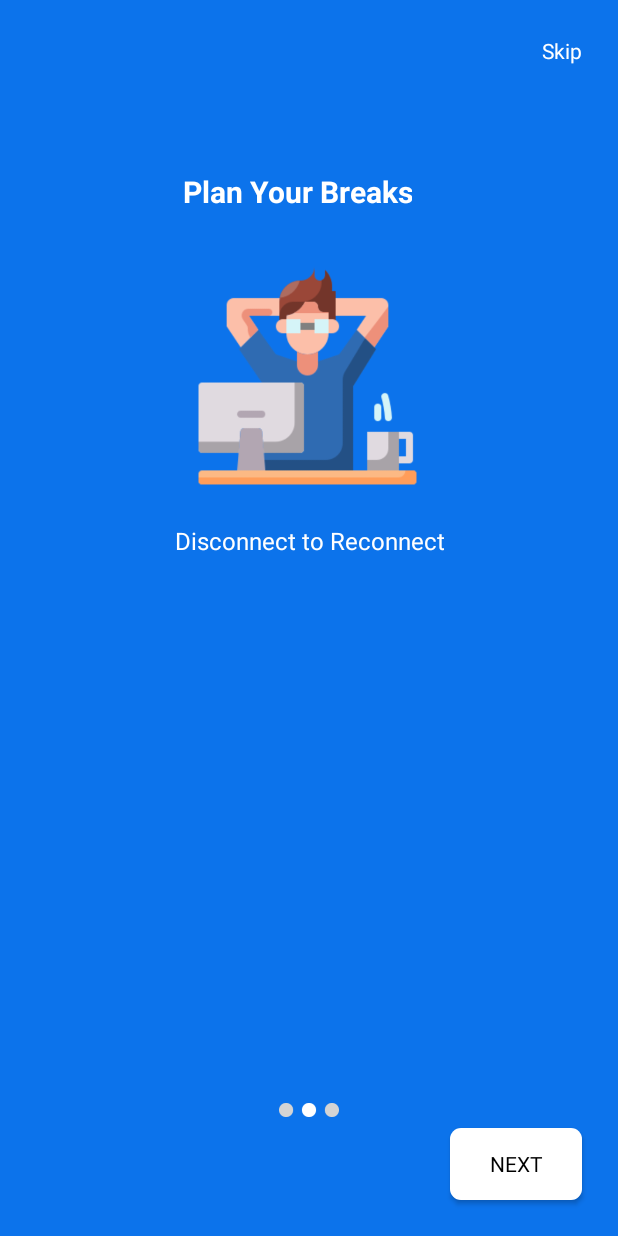
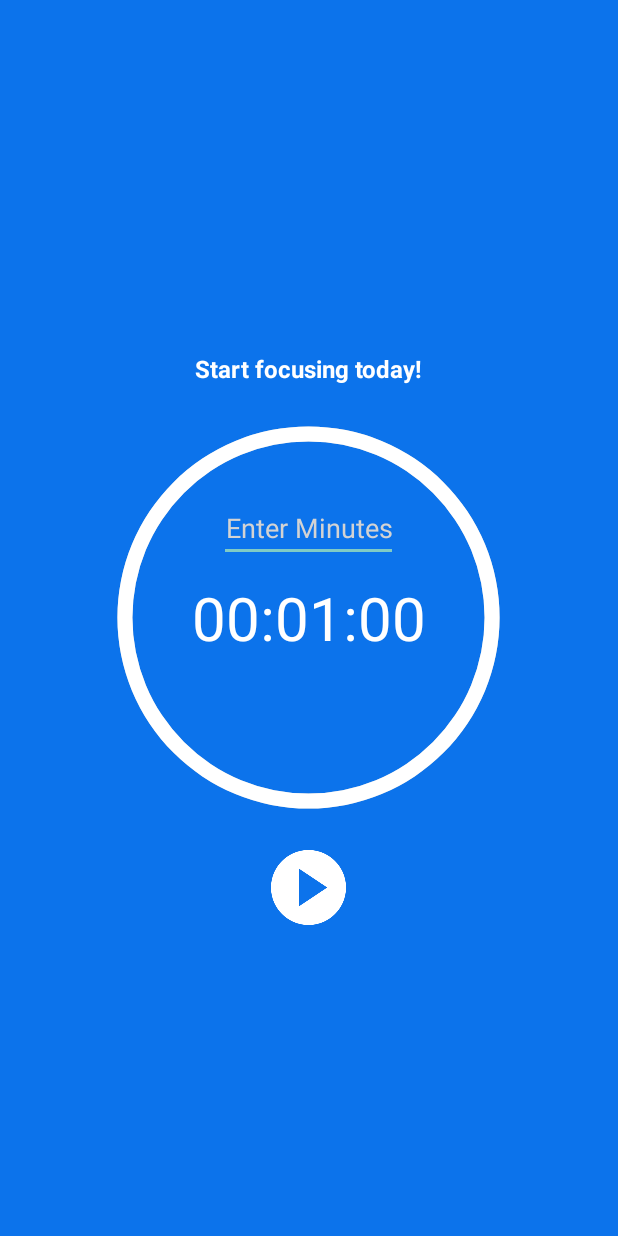
Before and after one commit to SayuriYuto/IOTSMARTSTAND, an Android app: the screen it shows after launch (landingpage2 before the commit, dashboard after it), after a tap on "Skip", on a phone screen of 412 x 824 dp. Run offline under Robolectric (Android 15) with nearby library versions, the phone set to English and light mode, and no system bars.

Commit message:
Dashboard Done

```diff
--- a/app/src/main/AndroidManifest.xml
+++ b/app/src/main/AndroidManifest.xml
@@ -23,6 +23,9 @@
             android:name=".LandingPage1"
             android:exported="false" />
         <activity
+            android:name=".dashboard"
+            android:exported="false" />
+        <activity
             android:name=".MainActivity"
             android:exported="true">
             <intent-filter>
--- a/app/src/main/java/com/example/smartstand/LandingPage1.java
+++ b/app/src/main/java/com/example/smartstand/LandingPage1.java
@@ -28,7 +28,7 @@ public class LandingPage1 extends AppCompatActivity {
         skip.setOnClickListener(new View.OnClickListener() {
             @Override
             public void onClick(View v) {
-                Intent intent=new Intent(getApplicationContext(),landingpage2.class);
+                Intent intent=new Intent(getApplicationContext(),dashboard.class);
                 startActivity(intent);
             }
         });
--- /dev/null
+++ b/app/src/main/java/com/example/smartstand/dashboard.java
@@ -0,0 +1,220 @@
+package com.example.smartstand;
+
+import android.os.Bundle;
+import android.os.CountDownTimer;
+import android.view.View;
+import android.widget.EditText;
+import android.widget.ImageView;
+import android.widget.ProgressBar;
+import android.widget.TextView;
+import android.widget.Toast;
+
+import androidx.appcompat.app.AppCompatActivity;
+
+import java.util.concurrent.TimeUnit;
+
+public class dashboard extends AppCompatActivity  {
+
+    private long timeCountInMilliSeconds = 1 * 60000;
+
+
+    private enum TimerStatus {
+        STARTED,
+        STOPPED
+    }
+
+    private TimerStatus timerStatus = TimerStatus.STOPPED;
+
+    private ProgressBar progressBarCircle;
+    private EditText editTextMinute;
+    private TextView textViewTime;
+    private ImageView imageViewReset;
+    private ImageView imageViewStartStop;
+    private CountDownTimer countDownTimer;
+    @Override
+    protected void onCreate(Bundle savedInstanceState) {
+        super.onCreate(savedInstanceState);
+        setContentView(R.layout.activity_dashboard);
+        // method call to initialize the views
+        initViews();
+        // method call to initialize the listeners
+        initListeners();
+
+    }
+    private void initViews() {
+        progressBarCircle = (ProgressBar) findViewById(R.id.progressBarCircle);
+        editTextMinute = (EditText) findViewById(R.id.editTextMinute);
+        textViewTime = (TextView) findViewById(R.id.textViewTime);
+        imageViewReset = (ImageView) findViewById(R.id.imageViewReset);
+        imageViewStartStop = (ImageView) findViewById(R.id.imageViewStartStop);
+    }
+
+    /**
+     * method to initialize the click listeners
+     */
+    private void initListeners() {
+        imageViewReset.setOnClickListener(this::onClick);
+        imageViewStartStop.setOnClickListener(this::onClick);
+    }
+
+    /**
+     * implemented method to listen clicks
+     *
+     * @param view
+     */
+    public void onClick(View view) {
+        switch (view.getId()) {
+            case R.id.imageViewReset:
+                reset();
+                break;
+            case R.id.imageViewStartStop:
+                startStop();
+                break;
+        }
+    }
+
+    /**
+     * method to reset count down timer
+     */
+    private void reset() {
+        stopCountDownTimer();
+        startCountDownTimer();
+    }
+
+
+    /**
+     * method to start and stop count down timer
+     */
+    private void startStop() {
+        if (timerStatus == TimerStatus.STOPPED) {
+
+            // call to initialize the timer values
+            setTimerValues();
+            // call to initialize the progress bar values
+            setProgressBarValues();
+            // showing the reset icon
+            imageViewReset.setVisibility(View.VISIBLE);
+            // changing play icon to stop icon
+            imageViewStartStop.setImageResource(R.drawable.icon_stop);
+            // making edit text not editable
+            if (editTextMinute.getText().toString().isEmpty()) {
+                editTextMinute.setEnabled(true);
+                editTextMinute.setVisibility(View.VISIBLE);
+            }
+            else{
+                editTextMinute.setEnabled(false);
+                editTextMinute.setVisibility(View.GONE);
+            }
+
+            // changing the timer status to started
+            timerStatus = TimerStatus.STARTED;
+            // call to start the count down timer
+            startCountDownTimer();
+
+        } else {
+
+            // hiding the reset icon
+            imageViewReset.setVisibility(View.GONE);
+            editTextMinute.setVisibility(View.VISIBLE);
+            // changing stop icon to start icon
+            imageViewStartStop.setImageResource(R.drawable.icon_start);
+            // making edit text editable
+            editTextMinute.setEnabled(true);
+            // changing the timer status to stopped
+            timerStatus = TimerStatus.STOPPED;
+            stopCountDownTimer();
+
+        }
+
+    }
+
+    /**
+     * method to initialize the values for count down timer
+     */
+    private void setTimerValues() {
+        int time = 0;
+        if (!editTextMinute.getText().toString().isEmpty()) {
+            // fetching value from edit text and type cast to integer
+            time = Integer.parseInt(editTextMinute.getText().toString().trim());
+        } else {
+            // toast message to fill edit text
+            Toast.makeText(getApplicationContext(), getString(R.string.message_minutes), Toast.LENGTH_LONG).show();
+        }
+        // assigning values after converting to milliseconds
+        timeCountInMilliSeconds = time * 60 * 1000;
+    }
+
+    /**
+     * method to start count down timer
+     */
+    private void startCountDownTimer() {
+
+        countDownTimer = new CountDownTimer(timeCountInMilliSeconds, 1000) {
+            @Override
+            public void onTick(long millisUntilFinished) {
+
+                textViewTime.setText(hmsTimeFormatter(millisUntilFinished));
+
+                progressBarCircle.setProgress((int) (millisUntilFinished / 1000));
+
+            }
+
+            @Override
+            public void onFinish() {
+
+                textViewTime.setText(hmsTimeFormatter(timeCountInMilliSeconds));
+                // call to initialize the progress bar values
+                setProgressBarValues();
+                // hiding the reset icon
+                imageViewReset.setVisibility(View.GONE);
+                // changing stop icon to start icon
+                imageViewStartStop.setImageResource(R.drawable.icon_start);
+                // making edit text editable
+                editTextMinute.setEnabled(true);
+                // changing the timer status to stopped
+                timerStatus = TimerStatus.STOPPED;
+            }
+
+        }.start();
+        countDownTimer.start();
+    }
+
+    /**
+     * method to stop count down timer
+     */
+    private void stopCountDownTimer() {
+        countDownTimer.cancel();
+    }
+
+    /**
+     * method to set circular progress bar values
+     */
+    private void setProgressBarValues() {
+
+        progressBarCircle.setMax((int) timeCountInMilliSeconds / 1000);
+        progressBarCircle.setProgress((int) timeCountInMilliSeconds / 1000);
+    }
+
+
+    /**
+     * method to convert millisecond to time format
+     *
+     * @param milliSeconds
+     * @return HH:mm:ss time formatted string
+     */
+    private String hmsTimeFormatter(long milliSeconds) {
+
+        String hms = String.format("%02d:%02d:%02d",
+                TimeUnit.MILLISECONDS.toHours(milliSeconds),
+                TimeUnit.MILLISECONDS.toMinutes(milliSeconds) - TimeUnit.HOURS.toMinutes(TimeUnit.MILLISECONDS.toHours(milliSeconds)),
+                TimeUnit.MILLISECONDS.toSeconds(milliSeconds) - TimeUnit.MINUTES.toSeconds(TimeUnit.MILLISECONDS.toMinutes(milliSeconds)));
+
+        return hms;
+
+
+    }
+
+
+
+
+}
--- a/app/src/main/java/com/example/smartstand/landingpage2.java
+++ b/app/src/main/java/com/example/smartstand/landingpage2.java
@@ -27,7 +27,7 @@ public class landingpage2 extends AppCompatActivity {
         skip.setOnClickListener(new View.OnClickListener() {
             @Override
             public void onClick(View v) {
-                Intent intent=new Intent(getApplicationContext(),landingpage3.class);
+                Intent intent=new Intent(getApplicationContext(),dashboard.class);
                 startActivity(intent);
             }
         });
--- a/app/src/main/java/com/example/smartstand/landingpage3.java
+++ b/app/src/main/java/com/example/smartstand/landingpage3.java
@@ -17,7 +17,7 @@ public class landingpage3 extends AppCompatActivity {
         btn.setOnClickListener(new View.OnClickListener() {
             @Override
             public void onClick(View v) {
-                Intent intent=new Intent(getApplicationContext(),landingpage2.class);
+                Intent intent=new Intent(getApplicationContext(),dashboard.class);
                 startActivity(intent);
             }
         });
--- /dev/null
+++ b/app/src/main/res/drawable-v24/drawable_circle_dark_blue.xml
@@ -0,0 +1,10 @@
+<?xml version="1.0" encoding="utf-8"?>
+<shape xmlns:android="http://schemas.android.com/apk/res/android"
+    android:innerRadiusRatio="2.3"
+    android:shape="ring"
+    android:thickness="10dp"
+    android:useLevel="false">
+
+    <solid android:color="#AABBCE" />
+
+</shape>
--- /dev/null
+++ b/app/src/main/res/drawable-v24/drawable_circle_yellow.xml
@@ -0,0 +1,8 @@
+<?xml version="1.0" encoding="utf-8"?>
+<shape xmlns:android="http://schemas.android.com/apk/res/android"
+    android:innerRadiusRatio="2.3"
+    android:shape="ring"
+    android:thickness="10dp"
+    android:useLevel="true">
+    <solid android:color="@color/white" />
+</shape>
--- /dev/null
+++ b/app/src/main/res/layout/activity_dashboard.xml
@@ -0,0 +1,81 @@
+<?xml version="1.0" encoding="utf-8"?>
+    <RelativeLayout xmlns:android="http://schemas.android.com/apk/res/android"
+        android:id="@+id/activity_main"
+        android:layout_width="match_parent"
+        android:layout_height="match_parent"
+        android:background="#0C73EB">
+
+    <TextView
+        android:layout_width="wrap_content"
+        android:layout_height="wrap_content"
+        android:layout_above="@+id/progressBarCircle"
+        android:layout_centerInParent="true"
+        android:layout_marginBottom="20dp"
+        android:fontFamily="sans-serif"
+        android:text="Start focusing today!"
+
+        android:textColor="@color/white"
+        android:textSize="16sp"
+        android:textStyle="bold" />
+
+
+    <ProgressBar
+        android:id="@+id/progressBarCircle"
+        style="?android:attr/progressBarStyleHorizontal"
+        android:layout_width="270dp"
+        android:layout_height="270dp"
+        android:layout_centerInParent="true"
+        android:background="@drawable/drawable_circle_dark_blue"
+        android:indeterminate="false"
+        android:max="100"
+        android:progress="100"
+        android:progressDrawable="@drawable/drawable_circle_yellow"
+        android:rotation="-90" />
+
+    <EditText
+        android:id="@+id/editTextMinute"
+        android:layout_width="wrap_content"
+        android:layout_height="wrap_content"
+        android:layout_above="@+id/textViewTime"
+        android:layout_centerHorizontal="true"
+        android:layout_marginBottom="10dp"
+        android:fontFamily="sans-serif"
+        android:gravity="center"
+        android:hint="Enter Minutes"
+        android:inputType="number"
+        android:maxLength="15"
+        android:maxLines="1"
+        android:minEms="5"
+        android:text=""
+        android:textColor="@color/white"
+        android:textColorHint="#d3d3d3"
+        android:textSize="18sp" />
+
+    <TextView
+        android:id="@+id/textViewTime"
+        android:layout_width="wrap_content"
+        android:layout_height="wrap_content"
+        android:layout_centerInParent="true"
+        android:text="00:01:00"
+        android:textColor="@color/white"
+        android:textSize="40sp" />
+
+    <ImageView
+        android:id="@+id/imageViewReset"
+        android:layout_width="30dp"
+        android:layout_height="30dp"
+        android:layout_below="@+id/textViewTime"
+        android:layout_centerInParent="true"
+        android:layout_marginTop="30dp"
+        android:src="@drawable/icon_reset"
+        android:visibility="gone" />
+
+    <ImageView
+        android:id="@+id/imageViewStartStop"
+        android:layout_width="50dp"
+        android:layout_height="50dp"
+        android:layout_below="@+id/progressBarCircle"
+        android:layout_centerHorizontal="true"
+        android:layout_marginTop="20dp"
+        android:src="@drawable/icon_start" />
+    </RelativeLayout>
--- a/app/src/main/res/values/strings.xml
+++ b/app/src/main/res/values/strings.xml
@@ -1,3 +1,4 @@
 <resources>
     <string name="app_name">SmartStand</string>
+    <string name="message_minutes">Please Enter Minutes...</string>
 </resources>
```
Also changed, not shown: app/src/main/res/drawable-v24/icon_reset.png (added), app/src/main/res/drawable-v24/icon_start.png (added), app/src/main/res/drawable-v24/icon_stop.png (added).
